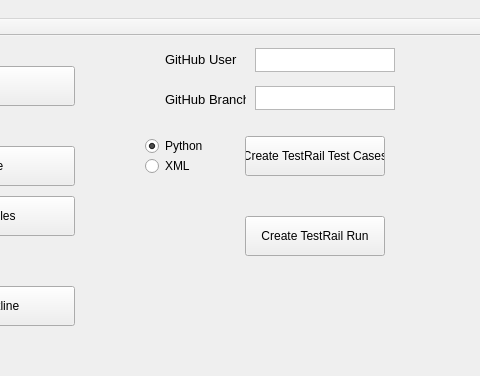
Qt form tools/auto-tester/src/ui/AutoTester.ui (vircadia/vircadia-native-core) before a commit; both pictures show x 165 to 645 and y 0 to 376 of the 645 by 814 pixel window.
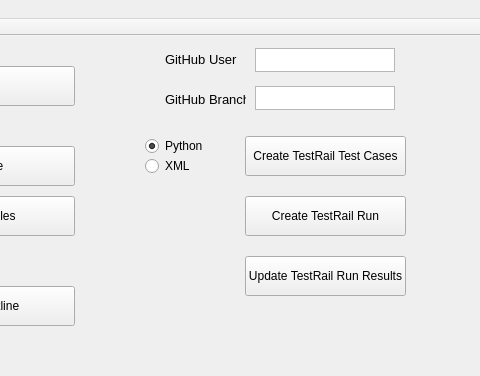
The same form after that commit.

Commit message: WIP - add results to runs.

```diff
--- a/tools/auto-tester/src/ui/AutoTester.ui
+++ b/tools/auto-tester/src/ui/AutoTester.ui
@@ -234,7 +234,7 @@
      <rect>
       <x>410</x>
       <y>100</y>
-      <width>140</width>
+      <width>161</width>
       <height>40</height>
      </rect>
     </property>
@@ -275,8 +275,8 @@
     <property name="geometry">
      <rect>
       <x>410</x>
-      <y>180</y>
-      <width>140</width>
+      <y>160</y>
+      <width>161</width>
       <height>40</height>
      </rect>
     </property>
@@ -284,6 +284,19 @@
      <string>Create TestRail Run</string>
     </property>
    </widget>
+   <widget class="QPushButton" name="updateTestRailRunResultsButton">
+    <property name="geometry">
+     <rect>
+      <x>410</x>
+      <y>220</y>
+      <width>161</width>
+      <height>40</height>
+     </rect>
+    </property>
+    <property name="text">
+     <string>Update TestRail Run Results</string>
+    </property>
+   </widget>
   </widget>
   <widget class="QMenuBar" name="menuBar">
    <property name="geometry">
```
The commit also changes 6 other files.
